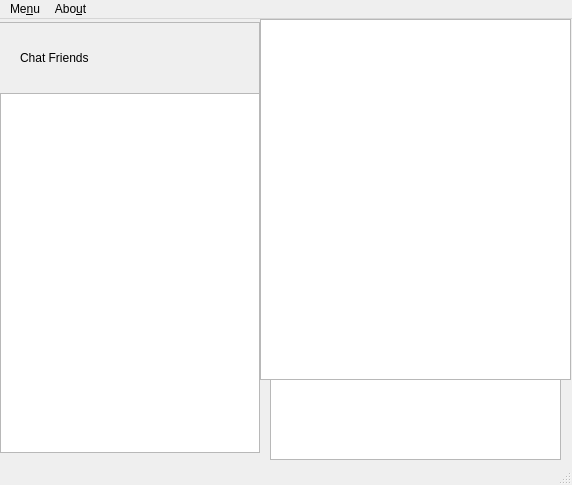
Amangoel998/Software-Piracy-Prevention-System, file desktop_app/ChatBox.ui: the form before one commit.
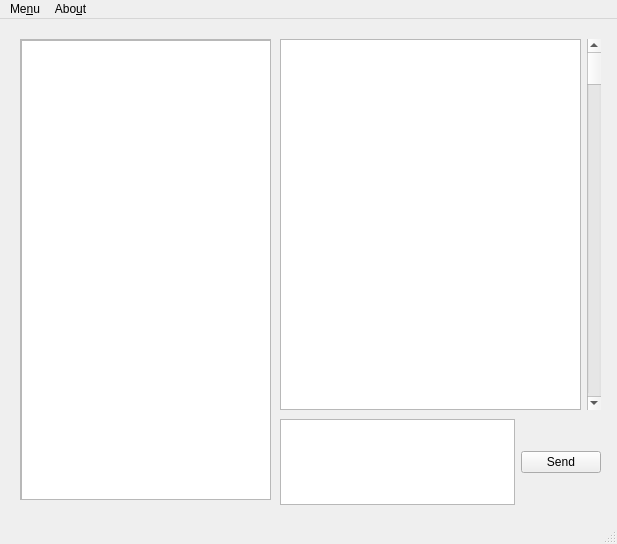
The form after the commit.

What changed in the file:
```diff
--- a/desktop_app/ChatBox.ui
+++ b/desktop_app/ChatBox.ui
@@ -6,85 +6,103 @@
    <rect>
     <x>0</x>
     <y>0</y>
-    <width>572</width>
-    <height>485</height>
+    <width>617</width>
+    <height>544</height>
    </rect>
   </property>
   <property name="windowTitle">
    <string>MainWindow</string>
   </property>
   <widget class="QWidget" name="centralwidget">
-   <widget class="QScrollArea" name="scrollArea">
+   <widget class="QWidget" name="horizontalLayoutWidget_2">
     <property name="geometry">
      <rect>
-      <x>-1</x>
-      <y>3</y>
-      <width>261</width>
-      <height>431</height>
+      <x>280</x>
+      <y>20</y>
+      <width>321</width>
+      <height>371</height>
      </rect>
     </property>
-    <property name="widgetResizable">
-     <bool>true</bool>
-    </property>
-    <widget class="QWidget" name="scrollAreaWidgetContents">
-     <property name="geometry">
-      <rect>
-       <x>0</x>
-       <y>0</y>
-       <width>257</width>
-       <height>427</height>
-      </rect>
-     </property>
-     <widget class="QListWidget" name="listWidget">
-      <property name="geometry">
-       <rect>
-        <x>0</x>
-        <y>70</y>
-        <width>261</width>
-        <height>381</height>
-       </rect>
-      </property>
-     </widget>
-     <widget class="QLabel" name="label">
-      <property name="geometry">
-       <rect>
-        <x>20</x>
-        <y>20</y>
-        <width>201</width>
-        <height>31</height>
-       </rect>
-      </property>
-      <property name="text">
-       <string>Chat Friends</string>
-      </property>
-      <property name="textFormat">
-       <enum>Qt::RichText</enum>
-      </property>
-      <property name="textInteractionFlags">
-       <set>Qt::NoTextInteraction</set>
-      </property>
-     </widget>
-    </widget>
+    <layout class="QHBoxLayout" name="horizontalLayout_2">
+     <item>
+      <layout class="QVBoxLayout" name="verticalLayout_2">
+       <item>
+        <widget class="QListWidget" name="listWidget_2"/>
+       </item>
+      </layout>
+     </item>
+     <item>
+      <widget class="QScrollBar" name="verticalScrollBar_2">
+       <property name="enabled">
+        <bool>true</bool>
+       </property>
+       <property name="orientation">
+        <enum>Qt::Vertical</enum>
+       </property>
+      </widget>
+     </item>
+    </layout>
    </widget>
-   <widget class="QTextEdit" name="textEdit">
+   <widget class="QWidget" name="horizontalLayoutWidget_3">
     <property name="geometry">
      <rect>
-      <x>270</x>
-      <y>360</y>
-      <width>291</width>
-      <height>81</height>
+      <x>280</x>
+      <y>400</y>
+      <width>321</width>
+      <height>86</height>
      </rect>
     </property>
+    <layout class="QHBoxLayout" name="horizontalLayout_3">
+     <item>
+      <widget class="QTextEdit" name="MessageBox"/>
+     </item>
+     <item>
+      <widget class="QPushButton" name="pushButton">
+       <property name="text">
+        <string>Send</string>
+       </property>
+      </widget>
+     </item>
+    </layout>
    </widget>
-   <widget class="QListWidget" name="ChatHistory">
+   <widget class="QWidget" name="horizontalLayoutWidget">
     <property name="geometry">
      <rect>
-      <x>260</x>
-      <y>0</y>
-      <width>311</width>
-      <height>361</height>
+      <x>20</x>
+      <y>20</y>
+      <width>251</width>
+      <height>461</height>
      </rect>
     </property>
+    <layout class="QHBoxLayout" name="horizontalLayout">
+     <item>
+      <widget class="QScrollArea" name="scrollArea">
+       <property name="widgetResizable">
+        <bool>true</bool>
+       </property>
+       <widget class="QWidget" name="scrollAreaWidgetContents">
+        <property name="geometry">
+         <rect>
+          <x>0</x>
+          <y>0</y>
+          <width>245</width>
+          <height>455</height>
+         </rect>
+        </property>
+        <widget class="QListWidget" name="listWidget">
+         <property name="geometry">
+          <rect>
+           <x>0</x>
+           <y>0</y>
+           <width>251</width>
+           <height>461</height>
+          </rect>
+         </property>
+        </widget>
+       </widget>
+      </widget>
+     </item>
+    </layout>
    </widget>
   </widget>
   <widget class="QMenuBar" name="menubar">
@@ -92,7 +110,7 @@
     <rect>
      <x>0</x>
      <y>0</y>
-     <width>572</width>
+     <width>617</width>
      <height>29</height>
     </rect>
    </property>
```
